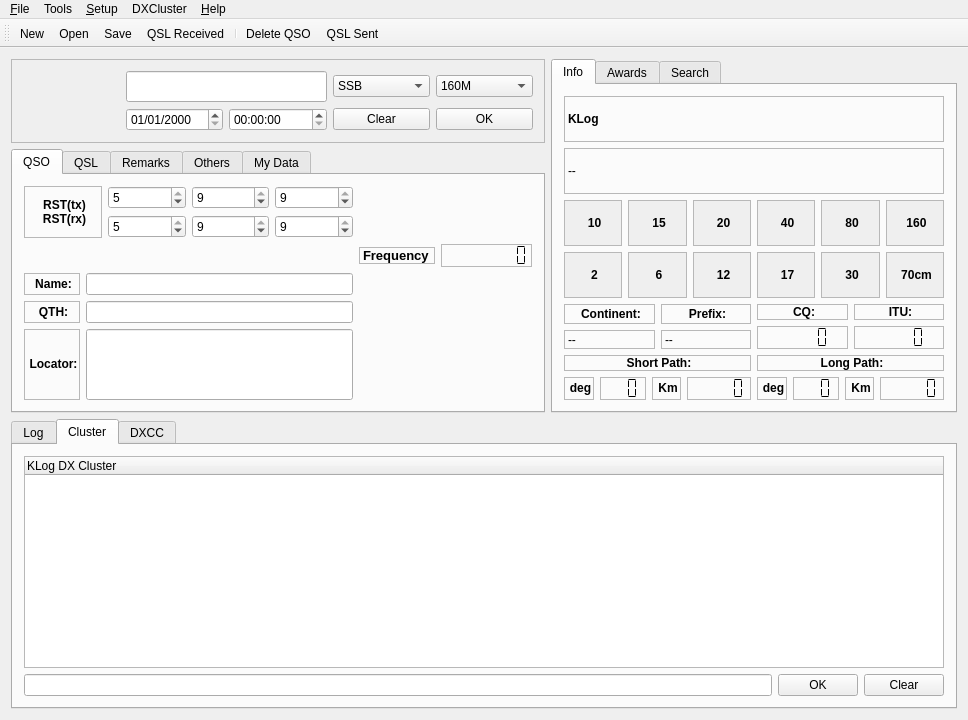
The window that src/klog.ui (dbasden/klog) describes before a commit, drawn with Qt 5.
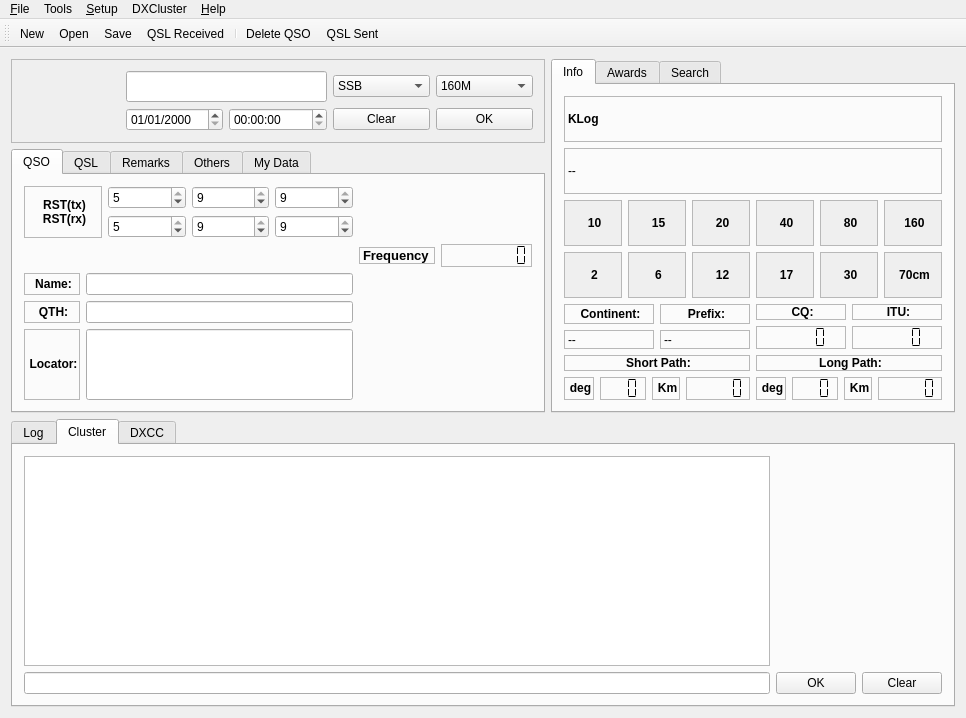
The same window after the commit. The open tabs and pages were chosen to show the change. Icons and pictures are not drawn. Custom widgets are drawn as their Qt base class.

```diff
--- a/src/klog.ui
+++ b/src/klog.ui
@@ -10,8 +10,8 @@
    <rect>
     <x>0</x>
     <y>0</y>
-    <width>968</width>
-    <height>720</height>
+    <width>966</width>
+    <height>718</height>
    </rect>
   </property>
   <property name="sizePolicy">
@@ -120,15 +120,6 @@
         <string>Cluster</string>
        </attribute>
        <layout class="QGridLayout" name="gridLayout_5">
-        <item row="0" column="0" colspan="3">
-         <widget class="QTreeWidget" name="dxclusterTreeWidget">
-          <column>
-           <property name="text">
-            <string>KLog DX Cluster</string>
-           </property>
-          </column>
-         </widget>
-        </item>
         <item row="1" column="0">
          <widget class="QLineEdit" name="ClusterkLineEditInPut"/>
         </item>
@@ -146,6 +137,9 @@
           </property>
          </widget>
         </item>
+        <item row="0" column="0">
+         <widget class="QListWidget" name="dxclusterListWidget"/>
+        </item>
        </layout>
       </widget>
       <widget class="QWidget" name="dxccTab">
@@ -2568,8 +2562,8 @@
     <rect>
      <x>0</x>
      <y>0</y>
-     <width>968</width>
-     <height>28</height>
+     <width>966</width>
+     <height>23</height>
     </rect>
    </property>
    <property name="defaultUp">
```
Left out of the diff: 4 changed lines with no effect on the pictures.
